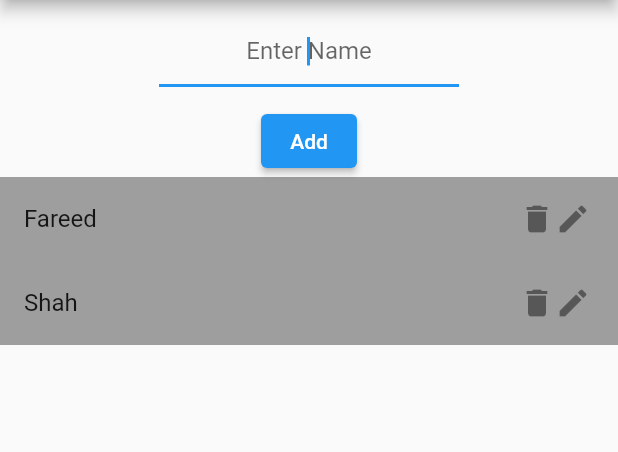
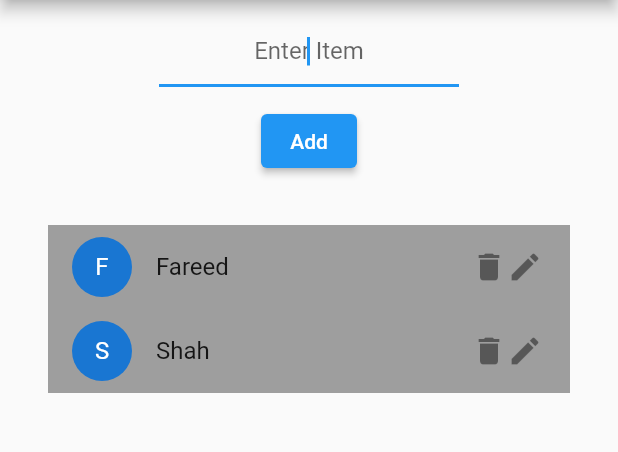
Before and after one commit to Fareed-Shah/Flutter_ToDoApp, a Flutter app: the screen it shows after launch, on a phone screen of 412 x 824 dp, the part 84-536 px from its top. Run offline on Flutter 3.47's test engine with Material 2 defaults, Android fonts, the phone set to English and light mode, and no system bars.

Commit message:
add button

```diff
--- a/lib/dashboard.dart
+++ b/lib/dashboard.dart
@@ -10,9 +10,20 @@ class Dashboard extends StatefulWidget {
 
 class _DashboardState extends State<Dashboard> {
 
-  List<String> ListName = ['Fareed','Shah'];
+  List<String> Todo_List = ['Fareed','Shah'];
 
   TextEditingController addtextcontroller =TextEditingController();
+
+  Addtodo_List(){
+    setState(() {
+
+    Todo_List.add(addtextcontroller.text);
+    addtextcontroller.clear();
+//    print(addtextcontroller.text);
+    });
+
+
+  }
 
   @override
   Widget build(BuildContext context) {
@@ -33,20 +44,26 @@ class _DashboardState extends State<Dashboard> {
               controller: addtextcontroller,
               textAlign: TextAlign.center,
               decoration: InputDecoration(
-                hintText: 'Enter Name'
+                hintText: 'Enter Item'
               ),
             )),
-            ElevatedButton(onPressed: (){}, child: Text('Add')),
+            ElevatedButton(onPressed: (){
+
+           Addtodo_List();
+            }, child: Text('Add')),
 
             Expanded(
 
               child:
+
               ListView.builder(
-                itemCount: ListName.length,
+                padding: EdgeInsets.all(32),
+                itemCount: Todo_List.length,
                 itemBuilder: (BuildContext context,index){
                  return  ListTile(
+                  leading: CircleAvatar(child: Text(Todo_List[index][0]),),
                   tileColor: Colors.grey,
-                  title: Text(ListName[index]),
+                  title: Text(Todo_List[index]),
                   trailing: SizedBox(
                     width: 50,
                     child: Row(
```
